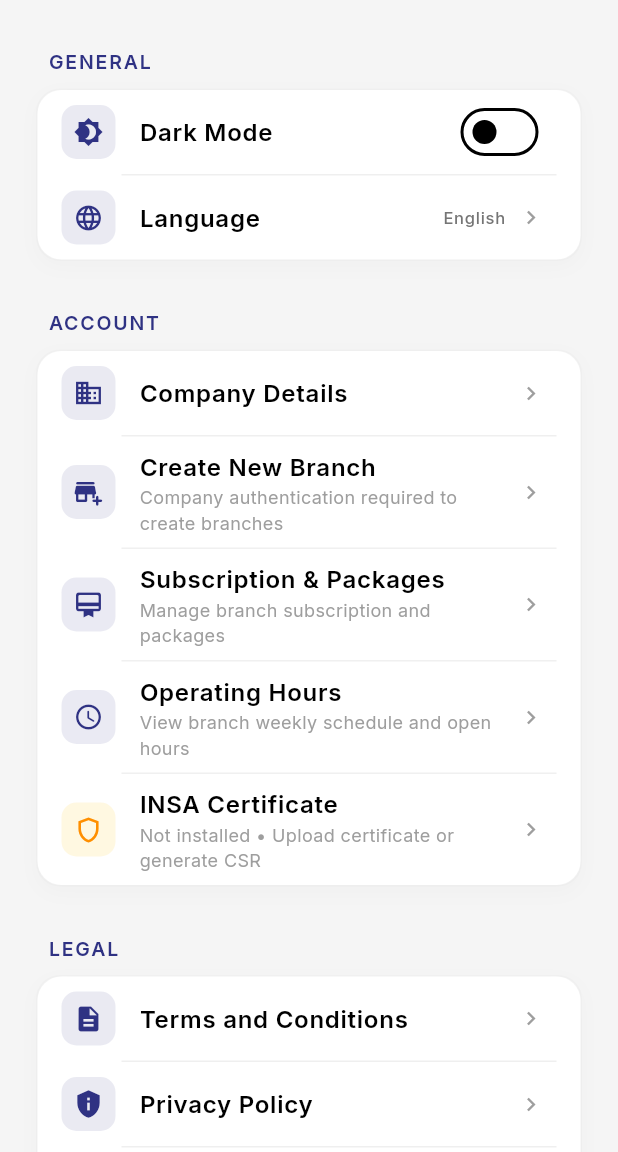
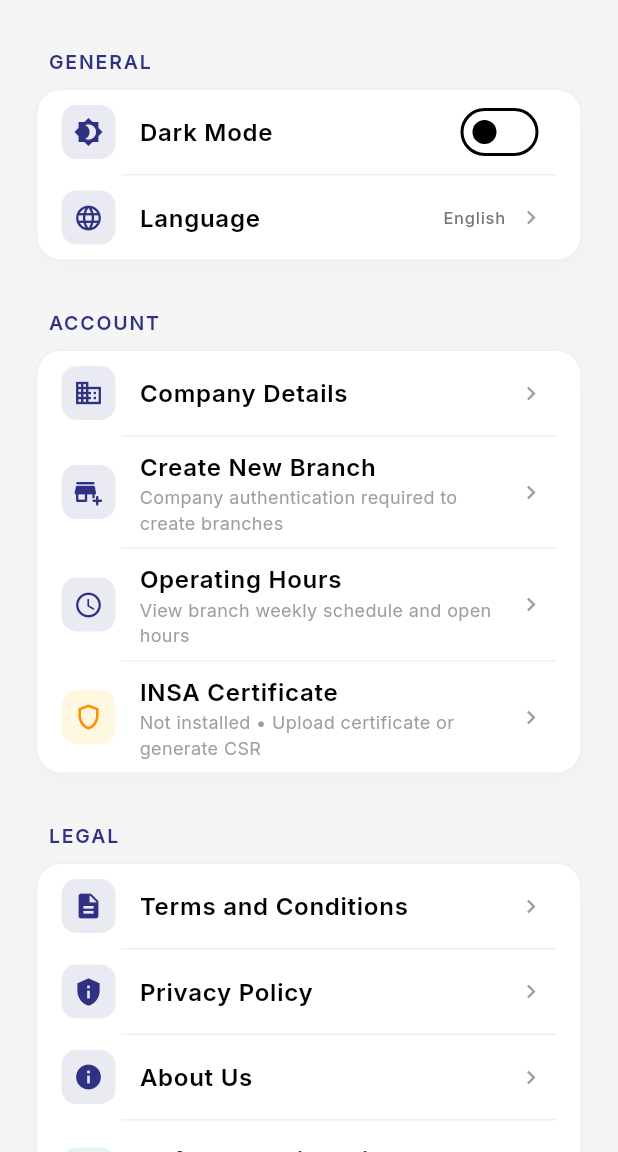
Before and after one commit to DaV212001/deresegn, a Flutter app: the SettingsScreen screen opened directly, on a phone screen of 412 x 824 dp, the part 84-1236 px from its top. Run offline on Flutter 3.47's test engine with Material 3 defaults, Android fonts, the phone set to English and light mode, and no system bars; our stand-ins replace awesome_notifications, connectivity_plus, cookie_jar, dio, file_picker, firebase_core and 11 more; missing offline and left inert: flutter_jailbreak_detection; accounts and stored records are empty; project files that could hold a hidden picture were left out.

Commit message:
chore(ios): temporarily disable payment gate/UI for App Store review and add iOS release CI (v1.0.9+12)

```diff
--- a/lib/main.dart
+++ b/lib/main.dart
@@ -15,7 +15,6 @@ import 'screens/branch_certificate_screen.dart';
 import 'screens/branch_setup_screen.dart';
 import 'screens/delete_account_screen.dart';
 import 'screens/otp_verification_screen.dart';
-import 'screens/payment_packages_screen.dart';
 import 'screens/security_alert_screen.dart';
 import 'services/security_service.dart';
 import 'theme/app_theme.dart';
@@ -118,10 +117,6 @@ class _DeresegnAppState extends State<DeresegnApp> with WidgetsBindingObserver {
           name: '/branch-certificate',
           page: () => const BranchCertificateScreen(branchId: 0),
         ),
-        GetPage(
-          name: '/payment-packages',
-          page: () => const PaymentPackagesScreen(),
-        ),
       ],
     );
   }
--- a/lib/screens/settings_screen.dart
+++ b/lib/screens/settings_screen.dart
@@ -18,7 +18,6 @@ import 'branch_certificate_screen.dart';
 import 'branch_hours_screen.dart';
 import 'branch_setup_screen.dart';
 import 'delete_account_screen.dart';
-import 'payment_packages_screen.dart';
 import 'pdf_preview_screen.dart';
 import 'package:shared_preferences/shared_preferences.dart';
 
@@ -169,45 +168,6 @@ class SettingsScreen extends StatelessWidget {
                 color: Colors.grey,
               ),
               onTap: () => _handleCreateBranch(context),
-              shape: RoundedRectangleBorder(
-                borderRadius: BorderRadius.circular(16),
-              ),
-            ),
-            Divider(
-              height: 1,
-              indent: 56,
-              endIndent: 16,
-              color: theme.dividerColor.withValues(alpha: 0.5),
-            ),
-            ListTile(
-              title: const Text(
-                'Subscription & Packages',
-                style: TextStyle(fontWeight: FontWeight.w600),
-              ),
-              subtitle: Text(
-                ConfigPreference.getBranchStatus() != null
-                    ? 'Status: ${ConfigPreference.getBranchStatus()!.toUpperCase()}'
-                    : 'Manage branch subscription and packages',
-                style: const TextStyle(fontSize: 12, color: Colors.grey),
-              ),
-              leading: Container(
-                padding: const EdgeInsets.all(8),
-                decoration: BoxDecoration(
-                  color: theme.primaryColor.withValues(alpha: 0.1),
-                  borderRadius: BorderRadius.circular(10),
-                ),
-                child: Icon(
-                  Icons.card_membership_rounded,
-                  color: theme.primaryColor,
-                  size: 20,
-                ),
-              ),
-              trailing: const Icon(
-                Icons.chevron_right,
-                size: 18,
-                color: Colors.grey,
-              ),
-              onTap: () => Get.to(() => const PaymentPackagesScreen()),
               shape: RoundedRectangleBorder(
                 borderRadius: BorderRadius.circular(16),
               ),
--- a/pubspec.yaml
+++ b/pubspec.yaml
@@ -16,7 +16,7 @@ publish_to: 'none' # Remove this line if you wish to publish to pub.dev
 # https://developer.apple.com/library/archive/documentation/General/Reference/InfoPlistKeyReference/Articles/CoreFoundationKeys.html
 # In Windows, build-name is used as the major, minor, and patch parts
 # of the product and file versions while build-number is used as the build suffix.
-version: 1.0.9+10
+version: 1.0.9+12
 
 environment:
   sdk: ^3.12.2
```
Also changed, not shown: lib/config/config_preference.dart (+4 -27 lines), lib/controllers/invoice_controller.dart (+6 -10 lines), lib/controllers/receipt_controller.dart (+6 -13 lines), lib/screens/company_auth_screen.dart (+2 -29 lines), lib/screens/otp_verification_screen.dart (+1 -22 lines), 7 other files.
